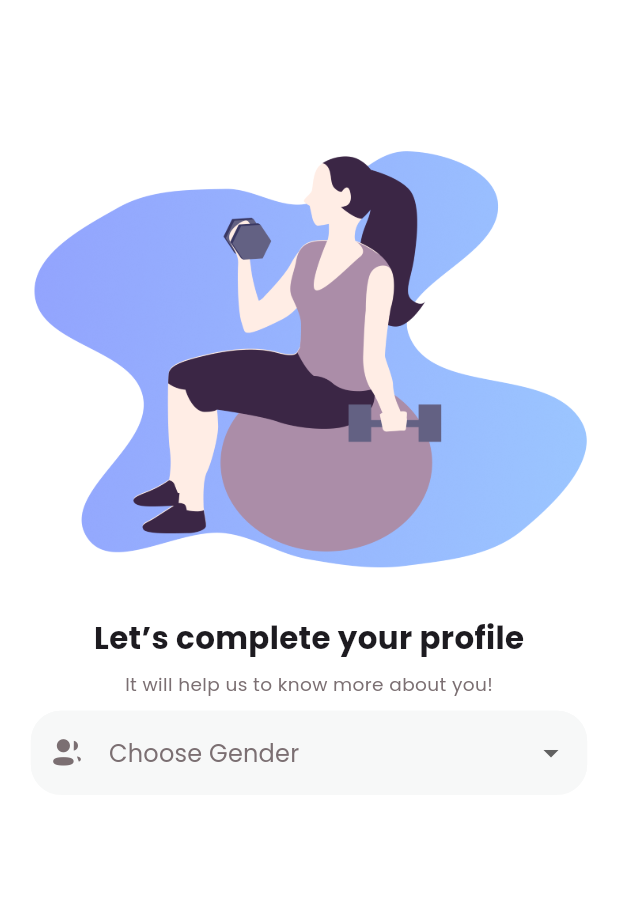
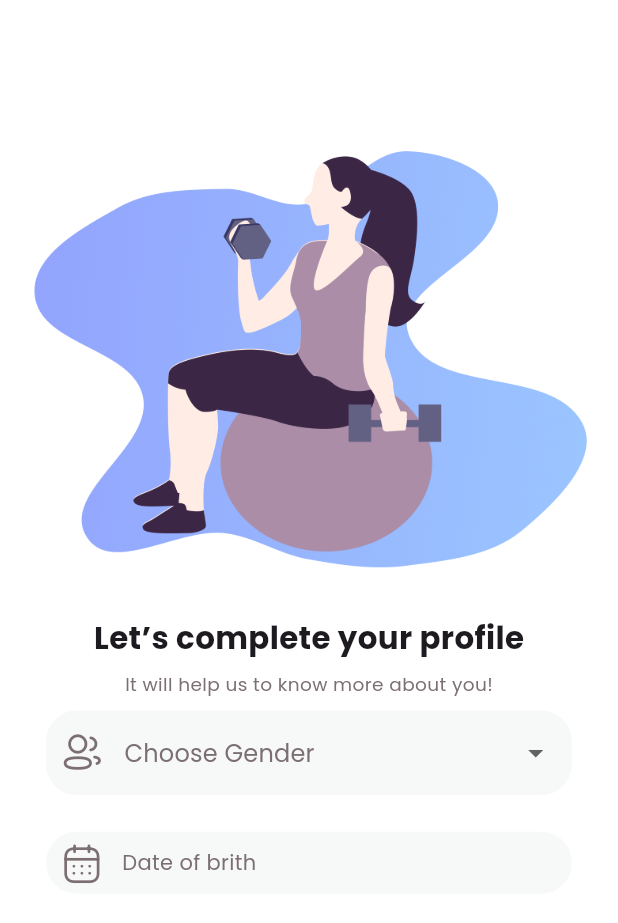
Before and after one commit to mmkocak/fitnesx_flutter, a Flutter app: the screen it shows after launch, on a phone screen of 412 x 824 dp. Shown: the top 923 px of the screen. Run offline on Flutter 3.47's test engine with Material 3 defaults, Android fonts, the phone set to English and light mode, and no system bars; our stand-ins replace firebase_auth, firebase_core, flutter_bloc, google_sign_in; missing offline and left inert: flutter_facebook_auth; accounts and stored records are empty.

Commit message:
yeni ikonlar eklendi date performans ve ui düzenlemesi yapıldı

```diff
--- /dev/null
+++ b/lib/feature/screen/register/profil_completion_page/cubit/date_cubit.dart
@@ -0,0 +1,8 @@
+import 'package:fitnesx_flutter/feature/utils/common/common_imports.dart';
+
+class DateCubit extends Cubit<DateTime?>{
+  DateCubit():super(null);
+  selectDate(DateTime newvalue){
+    emit(newvalue);
+  }
+}
--- /dev/null
+++ b/lib/feature/screen/register/profil_completion_page/mixin/date_mixin.dart
@@ -0,0 +1,17 @@
+import 'package:fitnesx_flutter/feature/screen/register/profil_completion_page/cubit/date_cubit.dart';
+import 'package:fitnesx_flutter/feature/utils/common/common_imports.dart';
+
+DateTime selectedDate = DateTime.now();
+
+mixin DateTimePicker {
+  Future<void> selectDate(BuildContext context) async {
+    final DateTime? picked = await showDatePicker(
+        context: context,
+        firstDate: DateTime(1900),
+        lastDate: DateTime.now(),
+        initialDate: context.read<DateCubit>().state);
+        if(picked != null){
+          context.read<DateCubit>().selectDate(picked);
+        }
+  }
+}
--- a/lib/feature/screen/register/profil_completion_page/profile_completion_screen.dart
+++ b/lib/feature/screen/register/profil_completion_page/profile_completion_screen.dart
@@ -1,8 +1,10 @@
+import 'package:fitnesx_flutter/feature/screen/register/profil_completion_page/cubit/date_cubit.dart';
 import 'package:fitnesx_flutter/feature/screen/register/profil_completion_page/cubit/gender_cubit.dart';
+import 'package:fitnesx_flutter/feature/screen/register/profil_completion_page/mixin/date_mixin.dart';
 import 'package:fitnesx_flutter/feature/utils/common/common_imports.dart';
 import 'package:fitnesx_flutter/fitnestx_icons.dart';
 
-class ProfileCompletionScreen extends StatelessWidget {
+class ProfileCompletionScreen extends StatelessWidget with DateTimePicker {
   const ProfileCompletionScreen({Key? key}) : super(key: key);
 
   @override
@@ -45,17 +47,19 @@ class ProfileCompletionScreen extends StatelessWidget {
               height: screenHeight * 0.01,
             ),
             Form(
-              child: Padding(
-                padding: EdgeInsets.symmetric(horizontal: screenWidth * 0.02),
-                child: BlocBuilder<GenderCubit, String?>(
+              child: Column(
+                children: [
+                  BlocBuilder<GenderCubit, String?>(
                     builder: (context, state) {
                       return Container(
-                      width: screenWidth * 0.9,
+                        width: screenWidth * 0.85,
                         child: DropdownButtonFormField(
+                          dropdownColor: AppColors.borderColor,
                           decoration: InputDecoration(
-                          prefixIcon: const Icon(
+                            prefixIcon: Icon(
                               Fitnestx.user_2,
                               color: AppColors.gray_1,
+                              size: screenWidth * 0.06,
                             ),
                             hintText: null,
                             fillColor: AppColors.borderColor,
@@ -74,7 +78,7 @@ class ProfileCompletionScreen extends StatelessWidget {
                             ),
                             enabledBorder: OutlineInputBorder(
                               borderRadius: BorderRadius.circular(20),
-                            borderSide: BorderSide(
+                              borderSide: const BorderSide(
                                 color: AppColors.borderColor,
                               ),
                             ),
@@ -92,18 +96,65 @@ class ProfileCompletionScreen extends StatelessWidget {
                           onChanged: (String? gender) {
                             context.read<GenderCubit>().selectGender(gender!);
                           },
-                        hint: Align(
+                          hint: const Align(
                             alignment: Alignment.centerLeft,
                             child: Text(
                               "Choose Gender",
                               style: TextStyle(
-                                color: AppColors.gray_1, fontFamily: "Poppins"),
+                                  color: AppColors.gray_1,
+                                  fontFamily: "Poppins"),
                             ),
                           ),
                         ),
                       );
                     },
                   ),
+                  SizedBox(
+                    height: screenHeight * 0.03,
+                  ),
+                  GestureDetector(
+                    onTap: () => selectDate(context),
+                    child: Container(
+                      height: screenHeight * 0.05,
+                      width: screenWidth * 0.85,
+                      decoration: BoxDecoration(
+                        color: AppColors.borderColor,
+                        border: Border.all(color: AppColors.borderColor),
+                        borderRadius: BorderRadius.circular(20),
+                      ),
+                      child: Row(
+                        children: [
+                          SizedBox(width: screenWidth * 0.02),
+                          Icon(
+                            Fitnestx.calendars,
+                            color: AppColors.gray_1,
+                            size: screenWidth * 0.07,
+                          ),
+                          SizedBox(
+                            width: screenWidth * 0.03,
+                          ),
+                          BlocBuilder<DateCubit, DateTime?>(
+                            builder: (context, selectedDate) {
+                              return Expanded(
+                                child: Text(
+                                  selectedDate == null
+                                      ? "Date of brith"
+                                      : "${selectedDate.toLocal()}"
+                                          .split(' ')[0],
+                                  style: TextStyle(
+                                      fontFamily: "Poppins",
+                                      color: selectedDate == null
+                                          ? AppColors.gray_1
+                                          : AppColors.blackColor),
+                                ),
+                              );
+                            },
+                          )
+                        ],
+                      ),
+                    ),
+                  ),
+                ],
               ),
             ),
           ],
--- a/lib/fitnestx_icons.dart
+++ b/lib/fitnestx_icons.dart
@@ -21,5 +21,8 @@ class Fitnestx {
   static const _kFontFam = 'Fitnestx';
   static const String? _kFontPkg = null;
 
-  static const IconData user_2 = IconData(0xe805, fontFamily: _kFontFam, fontPackage: _kFontPkg);
+  static const IconData user_2Bold = IconData(0xe805, fontFamily: _kFontFam, fontPackage: _kFontPkg);
+  static const IconData user_2 = IconData(0xe806, fontFamily: _kFontFam, fontPackage: _kFontPkg);
+  static const IconData calendars = IconData(0xe807, fontFamily: _kFontFam, fontPackage: _kFontPkg);
+
 }
--- a/lib/main.dart
+++ b/lib/main.dart
@@ -1,4 +1,5 @@
 import 'package:firebase_core/firebase_core.dart';
+import 'package:fitnesx_flutter/feature/screen/register/profil_completion_page/cubit/date_cubit.dart';
 import 'package:fitnesx_flutter/feature/screen/register/profil_completion_page/cubit/gender_cubit.dart';
 import 'package:fitnesx_flutter/feature/screen/register/profil_completion_page/profile_completion_screen.dart';
 import 'package:fitnesx_flutter/feature/utils/common/common_imports.dart';
@@ -30,6 +31,9 @@ class fitnesX extends StatelessWidget {
         BlocProvider(
           create: (context) => GenderCubit(),
         ),
+         BlocProvider(
+          create: (context) => DateCubit(),
+        ),
       ],
       child: MaterialApp(
         theme: ThemeData(scaffoldBackgroundColor: Colors.white),
```
Also changed, not shown: assets/fonts/Fitnestx.ttf. Lines whose indentation alone changed are shown as unchanged.
